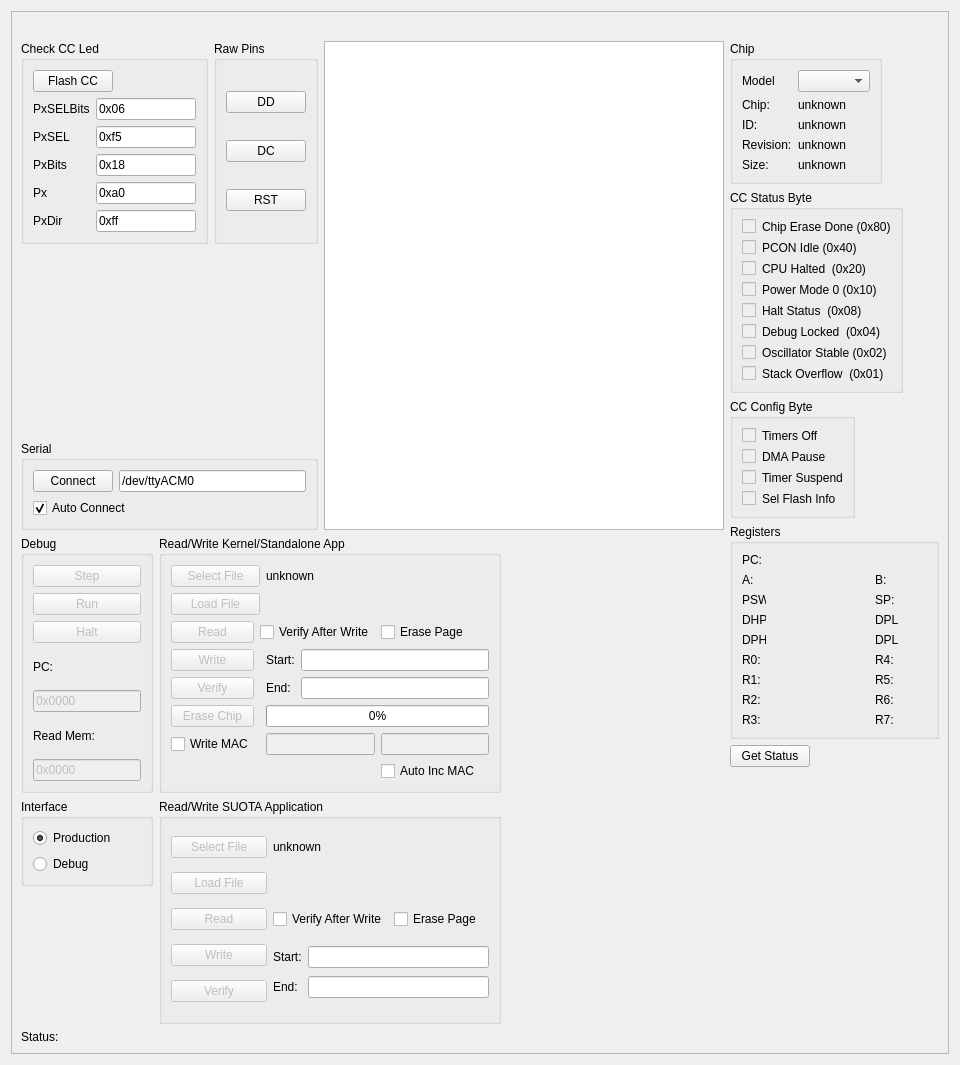
Old version of the form src/ccloadview_base.ui in the repository MoonbaseOtago/CCLoad.
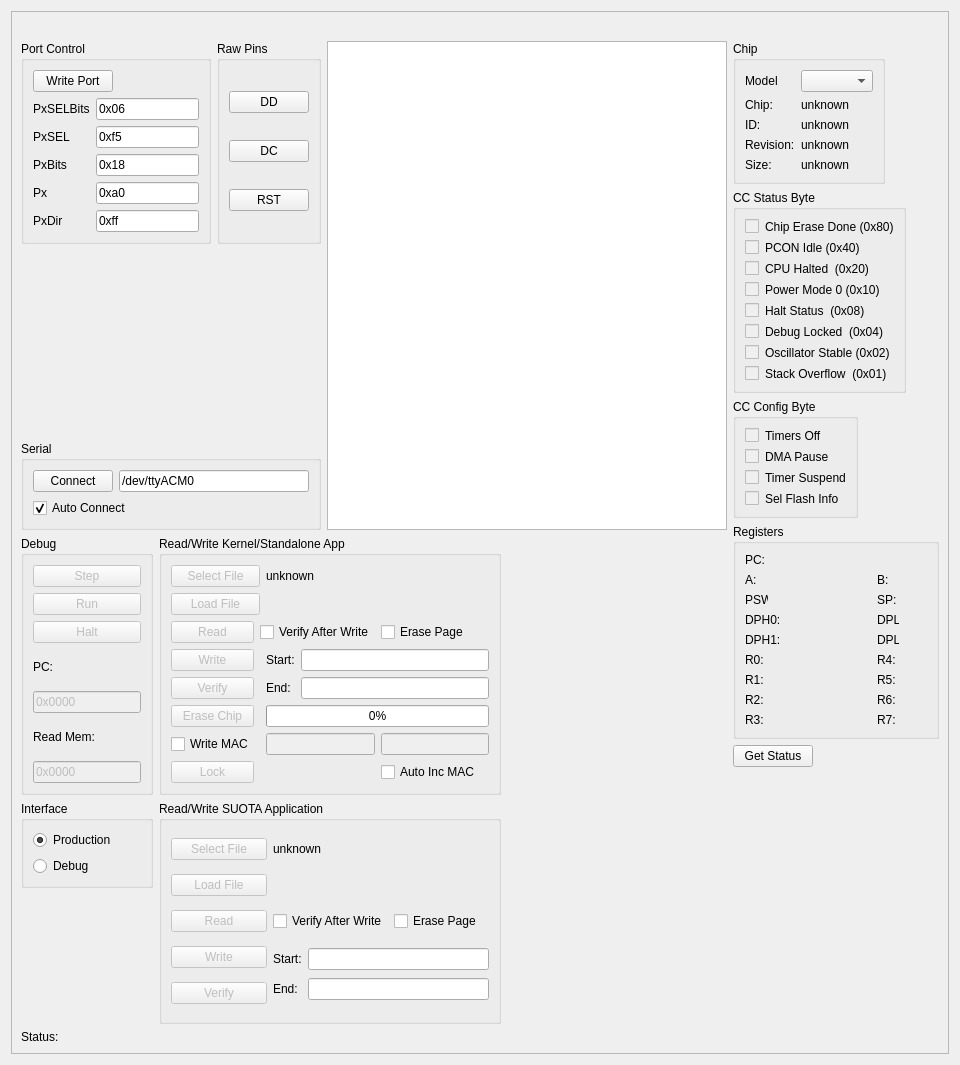
New version of the form.

Commit message: add not yet working chip lock function change console to scroll correctly

```diff
--- a/src/ccloadview_base.ui
+++ b/src/ccloadview_base.ui
@@ -61,13 +61,13 @@
                  <item>
                   <widget class="QGroupBox" name="groupBox_3">
                    <property name="title">
-                    <string>Check CC Led</string>
+                    <string>Port Control</string>
                    </property>
                    <layout class="QGridLayout" name="gridLayout_8">
                     <item row="0" column="0">
                      <widget class="QPushButton" name="flashCC">
                       <property name="text">
-                       <string>Flash CC</string>
+                       <string>Write Port</string>
                       </property>
                      </widget>
                     </item>
@@ -246,7 +246,7 @@
               </layout>
              </item>
              <item>
-              <widget class="QTextBrowser" name="console">
+              <widget class="QPlainTextEdit" name="console">
                <property name="sizePolicy">
                 <sizepolicy hsizetype="Preferred" vsizetype="Expanding">
                  <horstretch>0</horstretch>
@@ -495,6 +495,16 @@
                     </property>
                    </widget>
                   </item>
+                  <item row="7" column="0">
+                   <widget class="QPushButton" name="lock">
+                    <property name="enabled">
+                     <bool>false</bool>
+                    </property>
+                    <property name="text">
+                     <string>Lock</string>
+                    </property>
+                   </widget>
+                  </item>
                  </layout>
                 </widget>
                </item>
@@ -1299,20 +1309,6 @@
                   </property>
                  </widget>
                 </item>
-                <item row="3" column="0">
-                 <widget class="QLabel" name="label_14">
-                  <property name="text">
-                   <string>DHP0:</string>
-                  </property>
-                 </widget>
-                </item>
-                <item row="4" column="0">
-                 <widget class="QLabel" name="label_17">
-                  <property name="text">
-                   <string>DPH1:</string>
-                  </property>
-                 </widget>
-                </item>
                 <item row="2" column="2" colspan="3">
                  <widget class="QLabel" name="REG_PSW">
                   <property name="minimumSize">
@@ -1352,6 +1348,20 @@
                   </property>
                  </widget>
                 </item>
+                <item row="3" column="0" colspan="2">
+                 <widget class="QLabel" name="label_14">
+                  <property name="text">
+                   <string>DPH0:</string>
+                  </property>
+                 </widget>
+                </item>
+                <item row="4" column="0" colspan="2">
+                 <widget class="QLabel" name="label_17">
+                  <property name="text">
+                   <string>DPH1:</string>
+                  </property>
+                 </widget>
+                </item>
                </layout>
               </widget>
              </item>
```
Left out of the diff: 2 changed lines with no effect on the pictures. The commit also changes 2 other files.
